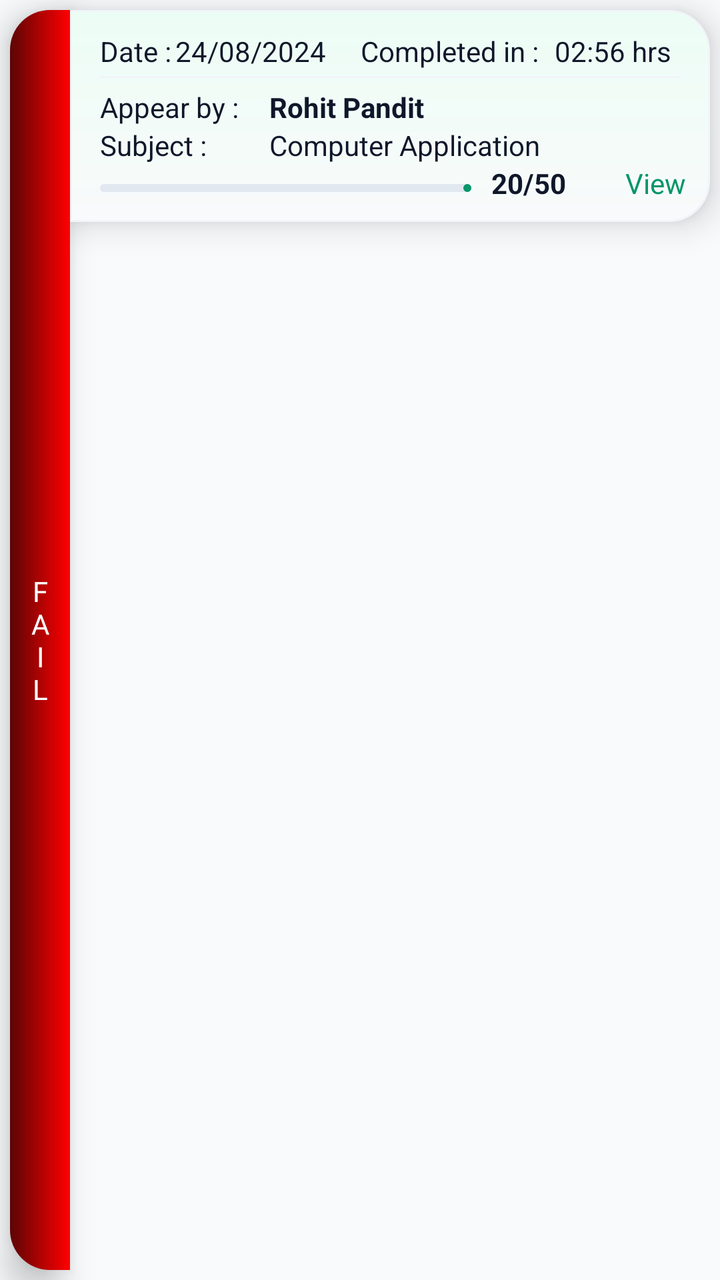
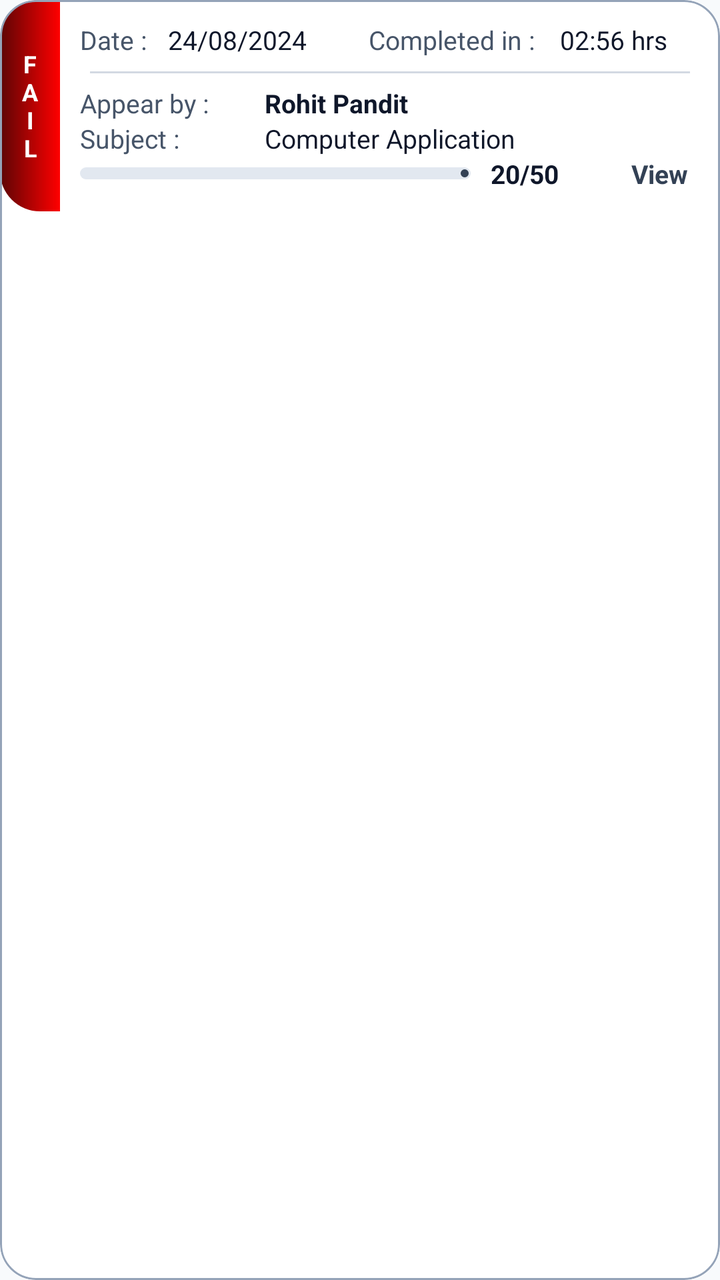

An Android layout rendered at two revisions. The XML below is the earlier revision; the diff shows what the commit changed to produce the second picture.
<!-- AndroidManifest.xml: application theme Theme.TestMaster -->
<!-- res/layout/layout_student_leaderboard.xml -->
<?xml version="1.0" encoding="utf-8"?>
<LinearLayout xmlns:android="http://schemas.android.com/apk/res/android"
    xmlns:tools="http://schemas.android.com/tools"
    android:layout_width="match_parent"
    android:layout_height="wrap_content"
    xmlns:app="http://schemas.android.com/apk/res-auto">
    <LinearLayout
        android:id="@+id/ll_result_status"
        android:layout_width="30dp"
        android:layout_height="match_parent"
        android:layout_marginVertical="5dp"
        android:layout_marginStart="5dp"
        android:elevation="10dp"
        android:background="@drawable/red_left_corner_background">
        <TextView
            android:id="@+id/tv_result_status"
            android:layout_width="match_parent"
            android:layout_height="match_parent"
            android:text="FAIL"
            android:layout_marginHorizontal="10dp"
            android:gravity="center"
            android:textColor="@color/white" />
    </LinearLayout>

    <LinearLayout
        android:layout_width="match_parent"
        android:layout_height="wrap_content"
        android:orientation="vertical"
        android:layout_marginVertical="5dp"
        android:layout_marginEnd="5dp"
        android:elevation="10dp"
        android:background="@drawable/right_corner_gradient"
        android:padding="10dp">
    <LinearLayout
        android:layout_width="match_parent"
        android:layout_height="wrap_content"
        android:weightSum="3.5">
        <TextView
            android:layout_width="0dp"
            android:layout_height="wrap_content"
            android:text="Date : "
            android:paddingStart="5dp"
            android:textSize="14sp"
            android:layout_weight=".5"
            android:textColor="@color/text_primary"/>
        <TextView
            android:id="@+id/attempt_date"
            android:layout_width="0dp"
            android:layout_height="wrap_content"
            android:layout_weight="1"
            android:text="24/08/2024"
            android:textColor="@color/text_primary"/>
        <TextView
            android:layout_width="0dp"
            android:layout_height="wrap_content"
            android:gravity="center"
            android:padding="1dp"
            android:text="Completed in :"
            android:layout_weight="1.2"
            android:textColor="@color/text_primary"/>
        <TextView
            android:id="@+id/completedIn_time"
            android:layout_width="0dp"
            android:layout_height="wrap_content"
            android:padding="1dp"
            android:text="02:56 hrs"
            android:layout_weight=".8"
            android:textColor="@color/text_primary"/>

    </LinearLayout>
    <View
        android:layout_width="match_parent"
        android:layout_height="1dp"
        android:layout_marginTop="2dp"
        android:layout_marginHorizontal="5dp"
        android:background="@color/gray"/>
    <LinearLayout
        android:layout_width="match_parent"
        android:layout_height="wrap_content"
        android:layout_marginTop="5dp"
        android:weightSum="2">
        <TextView
            android:layout_width="0dp"
            android:layout_height="wrap_content"
            android:text="Appear by : "
            android:paddingStart="5dp"
            android:layout_weight=".55"
            android:textColor="@color/text_primary"/>
        <TextView
            android:id="@+id/appear_by"
            android:layout_width="0dp"
            android:layout_height="wrap_content"
            android:layout_marginStart="10dp"
            android:textStyle="bold"
            android:layout_weight="1.45"
            android:text="Rohit Pandit"
            android:textColor="@color/text_primary"/>

    </LinearLayout>
    <LinearLayout
        android:layout_width="match_parent"
        android:layout_height="wrap_content"
        android:weightSum="2">
        <TextView
            android:layout_width="0dp"
            android:layout_height="wrap_content"
            android:text="Subject : "
            android:paddingStart="5dp"
            android:layout_weight=".55"
            android:textColor="@color/text_primary"/>
        <TextView
            android:id="@+id/subject_name"
            android:layout_width="0dp"
            android:layout_height="wrap_content"
            android:layout_marginStart="10dp"
            android:layout_weight="1.45"
            android:text="Computer Application"
            android:textColor="@color/text_primary"/>
    </LinearLayout>
    <LinearLayout
        android:layout_width="match_parent"
        android:layout_height="wrap_content"
        android:weightSum="2.3">

        <com.google.android.material.progressindicator.LinearProgressIndicator
            android:id="@+id/pr_markScored"
            android:layout_width="0dp"
            android:layout_height="wrap_content"
            android:layout_weight="1.5"
            android:layout_marginTop="7dp"
            android:layout_marginStart="5dp"
            android:layout_gravity="bottom"
            android:layout_marginBottom="5dp"
            android:progress="20"
            android:max="50"
            app:indicatorColor="@color/primary"
            app:trackColor="@color/progress_track"/>
        <TextView
            android:id="@+id/tv_exam_mark"
            android:layout_width="0dp"
            android:layout_height="wrap_content"
            android:text="20/50"
            android:layout_marginStart="10dp"
            android:textStyle="bold"
            android:layout_weight=".5"
            android:textColor="@color/text_primary"/>
        <TextView
            android:id="@+id/tv_view_info"
            android:layout_width="0dp"
            android:layout_height="wrap_content"
            android:text="View"
            android:paddingStart="5dp"
            android:layout_weight=".3"
            android:textColor="@color/primary"/>
    </LinearLayout>
</LinearLayout>
</LinearLayout>
<!-- resources referenced by this layout -->
<resources>
  <color name="gray">#F1F5F9</color>
  <color name="primary">#059669</color>
  <color name="progress_track">#E2E8F0</color>
  <color name="text_primary">#0F172A</color>
  <color name="white">#FFFFFFFF</color>
  <!-- drawable red_left_corner_background (drawable) -->
  <?xml version="1.0" encoding="utf-8"?>
  <shape xmlns:android="http://schemas.android.com/apk/res/android"
      android:shape="rectangle">
      <gradient android:startColor="#5C0505"
          android:endColor="#FF0000"/>
      <corners android:bottomLeftRadius="20dp"
          android:topLeftRadius="20dp"/>
  </shape>
  <!-- drawable right_corner_gradient (drawable) -->
  <?xml version="1.0" encoding="utf-8"?>
  <shape xmlns:android="http://schemas.android.com/apk/res/android"
      android:shape="rectangle">
      <gradient
          android:startColor="#ECFDF5"
          android:endColor="#F9FAFB"
          android:angle="270"/>
      <stroke android:width="1dp"
          android:color="@color/gray"/>
      <corners android:topRightRadius="20dp"
          android:bottomRightRadius="20dp"/>
  </shape>
  <style name="Theme.TestMaster" parent="Base.Theme.TestMaster" />
  <style name="Base.Theme.TestMaster" parent="Theme.Material3.DayNight.NoActionBar">
          
          <item name="colorPrimary">@color/primary</item>
          <item name="colorOnPrimary">@color/onPrimary</item>
          <item name="colorPrimaryContainer">@color/primaryContainer</item>
          <item name="colorOnPrimaryContainer">@color/onPrimaryContainer</item>
  
          <item name="colorSecondary">@color/secondary</item>
          <item name="colorOnSecondary">@color/onSecondary</item>
          <item name="colorSecondaryContainer">@color/secondaryContainer</item>
          <item name="colorOnSecondaryContainer">@color/onSecondaryContainer</item>
  
          
          <item name="android:windowBackground">@color/background</item>
          <item name="colorSurface">@color/surface</item>
          <item name="colorOnSurface">@color/onSurface</item>
          <item name="colorSurfaceVariant">@color/surfaceVariant</item>
          <item name="colorOnSurfaceVariant">@color/onSurfaceVariant</item>
          <item name="colorOutline">@color/outline</item>
  
          
          <item name="colorError">@color/error</item>
          <item name="colorOnError">@color/onError</item>
          <item name="colorErrorContainer">@color/errorContainer</item>
          <item name="colorOnErrorContainer">@color/onErrorContainer</item>
  
          
          <item name="android:statusBarColor">@color/surface</item>
          <item name="android:windowLightStatusBar">true</item>
      </style>
  <color name="onPrimary">#FFFFFF</color>
  <color name="primaryContainer">#D1FAE5</color>
  <color name="onPrimaryContainer">#064E3B</color>
  <color name="secondary">#64748B</color>
  <color name="onSecondary">#FFFFFF</color>
  <color name="secondaryContainer">#F1F5F9</color>
  <color name="onSecondaryContainer">#0F172A</color>
  <color name="background">#F8FAFC</color>
  <color name="surface">#FFFFFF</color>
  <color name="onSurface">#0F172A</color>
  <color name="surfaceVariant">#E2E8F0</color>
  <color name="onSurfaceVariant">#475569</color>
  <color name="outline">#94A3B8</color>
  <color name="error">#EF4444</color>
  <color name="onError">#FFFFFF</color>
  <color name="errorContainer">#FEE2E2</color>
  <color name="onErrorContainer">#991B1B</color>
</resources>

<!-- the commit's change to res/layout/layout_student_leaderboard.xml (unified diff, before → after) -->
@@ -1,157 +1,191 @@
 <?xml version="1.0" encoding="utf-8"?>
-<LinearLayout xmlns:android="http://schemas.android.com/apk/res/android"
+<com.google.android.material.card.MaterialCardView xmlns:android="http://schemas.android.com/apk/res/android"
+    xmlns:app="http://schemas.android.com/apk/res-auto"
     xmlns:tools="http://schemas.android.com/tools"
     android:layout_width="match_parent"
     android:layout_height="wrap_content"
-    xmlns:app="http://schemas.android.com/apk/res-auto">
-    <LinearLayout
-        android:id="@+id/ll_result_status"
-        android:layout_width="30dp"
-        android:layout_height="match_parent"
-        android:layout_marginVertical="5dp"
-        android:layout_marginStart="5dp"
-        android:elevation="10dp"
-        android:background="@drawable/red_left_corner_background">
-        <TextView
-            android:id="@+id/tv_result_status"
-            android:layout_width="match_parent"
-            android:layout_height="match_parent"
-            android:text="FAIL"
-            android:layout_marginHorizontal="10dp"
-            android:gravity="center"
-            android:textColor="@color/white" />
-    </LinearLayout>
+    android:layout_marginVertical="6dp"
+    app:cardBackgroundColor="@color/surface"
+    app:cardCornerRadius="18dp"
+    app:cardElevation="0dp"
+    app:strokeColor="@color/outline"
+    app:strokeWidth="1dp">
 
     <LinearLayout
         android:layout_width="match_parent"
-        android:layout_height="wrap_content"
-        android:orientation="vertical"
-        android:layout_marginVertical="5dp"
-        android:layout_marginEnd="5dp"
-        android:elevation="10dp"
-        android:background="@drawable/right_corner_gradient"
-        android:padding="10dp">
-    <LinearLayout
-        android:layout_width="match_parent"
-        android:layout_height="wrap_content"
-        android:weightSum="3.5">
-        <TextView
-            android:layout_width="0dp"
+        android:layout_height="wrap_content">
+
+        
+        <LinearLayout
+            android:id="@+id/ll_result_status"
+            android:layout_width="30dp"
+            android:layout_height="match_parent"
+            android:background="@drawable/red_left_corner_background">
+
+            <TextView
+                android:id="@+id/tv_result_status"
+                android:layout_width="match_parent"
+                android:layout_height="match_parent"
+                android:layout_marginHorizontal="10dp"
+                android:gravity="center"
+                android:text="F\nA\nI\nL"
+                android:textColor="@android:color/white"
+                android:textSize="12sp"
+                android:textStyle="bold" />
+        </LinearLayout>
+
+        
+        <LinearLayout
+            android:layout_width="match_parent"
             android:layout_height="wrap_content"
-            android:text="Date : "
-            android:paddingStart="5dp"
-            android:textSize="14sp"
-            android:layout_weight=".5"
-            android:textColor="@color/text_primary"/>
-        <TextView
-            android:id="@+id/attempt_date"
-            android:layout_width="0dp"
-            android:layout_height="wrap_content"
-            android:layout_weight="1"
-            android:text="24/08/2024"
-            android:textColor="@color/text_primary"/>
-        <TextView
-            android:layout_width="0dp"
-            android:layout_height="wrap_content"
-            android:gravity="center"
-            android:padding="1dp"
-            android:text="Completed in :"
-            android:layout_weight="1.2"
-            android:textColor="@color/text_primary"/>
-        <TextView
-            android:id="@+id/completedIn_time"
-            android:layout_width="0dp"
-            android:layout_height="wrap_content"
-            android:padding="1dp"
-            android:text="02:56 hrs"
-            android:layout_weight=".8"
-            android:textColor="@color/text_primary"/>
+            android:orientation="vertical"
+            android:padding="10dp">
 
+            <LinearLayout
+                android:layout_width="match_parent"
+                android:layout_height="wrap_content"
+                android:weightSum="3.5">
+
+                <TextView
+                    android:layout_width="0dp"
+                    android:layout_height="wrap_content"
+                    android:layout_weight=".5"
+                    android:text="Date : "
+                    android:textColor="@color/onSurfaceVariant"
+                    android:textSize="13sp" />
+
+                <TextView
+                    android:id="@+id/attempt_date"
+                    android:layout_width="0dp"
+                    android:layout_height="wrap_content"
+                    android:layout_weight="1"
+                    android:text="24/08/2024"
+                    android:textColor="@color/onSurface"
+                    android:textSize="13sp" />
+
+                <TextView
+                    android:layout_width="0dp"
+                    android:layout_height="wrap_content"
+                    android:layout_weight="1.2"
+                    android:gravity="center"
+                    android:padding="1dp"
+                    android:text="Completed in :"
+                    android:textColor="@color/onSurfaceVariant"
+                    android:textSize="13sp" />
+
+                <TextView
+                    android:id="@+id/completedIn_time"
+                    android:layout_width="0dp"
+                    android:layout_height="wrap_content"
+                    android:layout_weight=".8"
+                    android:padding="1dp"
+                    android:text="02:56 hrs"
+                    android:textColor="@color/onSurface"
+                    android:textSize="13sp" />
+
+            </LinearLayout>
+
+            <View
+                android:layout_width="match_parent"
+                android:layout_height="1dp"
+                android:layout_marginHorizontal="5dp"
+                android:layout_marginTop="6dp"
+                android:alpha="0.4"
+                android:background="@color/outline" />
+
+            <LinearLayout
+                android:layout_width="match_parent"
+                android:layout_height="wrap_content"
+                android:layout_marginTop="6dp"
+                android:weightSum="2">
+
+                <TextView
+                    android:layout_width="0dp"
+                    android:layout_height="wrap_content"
+                    android:layout_weight=".55"
+                    android:text="Appear by : "
+                    android:textColor="@color/onSurfaceVariant"
+                    android:textSize="13sp" />
+
+                <TextView
+                    android:id="@+id/appear_by"
+                    android:layout_width="0dp"
+                    android:layout_height="wrap_content"
+                    android:layout_marginStart="10dp"
+                    android:layout_weight="1.45"
+                    android:text="Rohit Pandit"
+                    android:textColor="@color/onSurface"
+                    android:textSize="13sp"
+                    android:textStyle="bold" />
+
+            </LinearLayout>
+
+            <LinearLayout
+                android:layout_width="match_parent"
+                android:layout_height="wrap_content"
+                android:weightSum="2">
+
+                <TextView
+                    android:layout_width="0dp"
+                    android:layout_height="wrap_content"
+                    android:layout_weight=".55"
+                    android:text="Subject : "
+                    android:textColor="@color/onSurfaceVariant"
+                    android:textSize="13sp" />
+
+                <TextView
+                    android:id="@+id/subject_name"
+                    android:layout_width="0dp"
+                    android:layout_height="wrap_content"
+                    android:layout_marginStart="10dp"
+                    android:layout_weight="1.45"
+                    android:ellipsize="end"
+                    android:maxLines="1"
+                    android:text="Computer Application"
+                    android:textColor="@color/onSurface"
+                    android:textSize="13sp" />
+            </LinearLayout>
+
+            <LinearLayout
+                android:layout_width="match_parent"
+                android:layout_height="wrap_content"
+                android:gravity="center_vertical"
+                android:weightSum="2.3">
+
+                <com.google.android.material.progressindicator.LinearProgressIndicator
+                    android:id="@+id/pr_markScored"
+                    android:layout_width="0dp"
+                    android:layout_height="wrap_content"
+                    android:layout_weight="1.5"
+                    android:max="50"
+                    android:progress="20"
+                    app:indicatorColor="@color/accent"
+                    app:trackColor="@color/progress_track"
+                    app:trackCornerRadius="4dp"
+                    app:trackThickness="6dp" />
+
+                <TextView
+                    android:id="@+id/tv_exam_mark"
+                    android:layout_width="0dp"
+                    android:layout_height="wrap_content"
+                    android:layout_marginStart="10dp"
+                    android:layout_weight=".5"
+                    android:text="20/50"
+                    android:textColor="@color/onSurface"
+                    android:textSize="13sp"
+                    android:textStyle="bold" />
+
+                <TextView
+                    android:id="@+id/tv_view_info"
+                    android:layout_width="0dp"
+                    android:layout_height="wrap_content"
+                    android:layout_weight=".3"
+                    android:paddingStart="5dp"
+                    android:text="View"
+                    android:textColor="@color/accent"
+                    android:textSize="13sp"
+                    android:textStyle="bold" />
+            </LinearLayout>
+        </LinearLayout>
     </LinearLayout>
-    <View
-        android:layout_width="match_parent"
-        android:layout_height="1dp"
-        android:layout_marginTop="2dp"
-        android:layout_marginHorizontal="5dp"
-        android:background="@color/gray"/>
-    <LinearLayout
-        android:layout_width="match_parent"
-        android:layout_height="wrap_content"
-        android:layout_marginTop="5dp"
-        android:weightSum="2">
-        <TextView
-            android:layout_width="0dp"
-            android:layout_height="wrap_content"
-            android:text="Appear by : "
-            android:paddingStart="5dp"
-            android:layout_weight=".55"
-            android:textColor="@color/text_primary"/>
-        <TextView
-            android:id="@+id/appear_by"
-            android:layout_width="0dp"
-            android:layout_height="wrap_content"
-            android:layout_marginStart="10dp"
-            android:textStyle="bold"
-            android:layout_weight="1.45"
-            android:text="Rohit Pandit"
-            android:textColor="@color/text_primary"/>
-
-    </LinearLayout>
-    <LinearLayout
-        android:layout_width="match_parent"
-        android:layout_height="wrap_content"
-        android:weightSum="2">
-        <TextView
-            android:layout_width="0dp"
-            android:layout_height="wrap_content"
-            android:text="Subject : "
-            android:paddingStart="5dp"
-            android:layout_weight=".55"
-            android:textColor="@color/text_primary"/>
-        <TextView
-            android:id="@+id/subject_name"
-            android:layout_width="0dp"
-            android:layout_height="wrap_content"
-            android:layout_marginStart="10dp"
-            android:layout_weight="1.45"
-            android:text="Computer Application"
-            android:textColor="@color/text_primary"/>
-    </LinearLayout>
-    <LinearLayout
-        android:layout_width="match_parent"
-        android:layout_height="wrap_content"
-        android:weightSum="2.3">
-
-        <com.google.android.material.progressindicator.LinearProgressIndicator
-            android:id="@+id/pr_markScored"
-            android:layout_width="0dp"
-            android:layout_height="wrap_content"
-            android:layout_weight="1.5"
-            android:layout_marginTop="7dp"
-            android:layout_marginStart="5dp"
-            android:layout_gravity="bottom"
-            android:layout_marginBottom="5dp"
-            android:progress="20"
-            android:max="50"
-            app:indicatorColor="@color/primary"
-            app:trackColor="@color/progress_track"/>
-        <TextView
-            android:id="@+id/tv_exam_mark"
-            android:layout_width="0dp"
-            android:layout_height="wrap_content"
-            android:text="20/50"
-            android:layout_marginStart="10dp"
-            android:textStyle="bold"
-            android:layout_weight=".5"
-            android:textColor="@color/text_primary"/>
-        <TextView
-            android:id="@+id/tv_view_info"
-            android:layout_width="0dp"
-            android:layout_height="wrap_content"
-            android:text="View"
-            android:paddingStart="5dp"
-            android:layout_weight=".3"
-            android:textColor="@color/primary"/>
-    </LinearLayout>
-</LinearLayout>
-</LinearLayout>
+</com.google.android.material.card.MaterialCardView>
<!-- resource entries referenced after the edit -->
@@ -1,10 +1,8 @@
 <!-- resources referenced by this layout -->
 <resources>
-  <color name="gray">#F1F5F9</color>
-  <color name="primary">#059669</color>
+  <color name="accent">#334155</color>
+  <color name="primary">#FFFFFF</color>
   <color name="progress_track">#E2E8F0</color>
-  <color name="text_primary">#0F172A</color>
-  <color name="white">#FFFFFFFF</color>
   <!-- drawable red_left_corner_background (drawable) -->
   <?xml version="1.0" encoding="utf-8"?>
   <shape xmlns:android="http://schemas.android.com/apk/res/android"
@@ -13,19 +11,6 @@
           android:endColor="#FF0000"/>
       <corners android:bottomLeftRadius="20dp"
           android:topLeftRadius="20dp"/>
-  </shape>
-  <!-- drawable right_corner_gradient (drawable) -->
-  <?xml version="1.0" encoding="utf-8"?>
-  <shape xmlns:android="http://schemas.android.com/apk/res/android"
-      android:shape="rectangle">
-      <gradient
-          android:startColor="#ECFDF5"
-          android:endColor="#F9FAFB"
-          android:angle="270"/>
-      <stroke android:width="1dp"
-          android:color="@color/gray"/>
-      <corners android:topRightRadius="20dp"
-          android:bottomRightRadius="20dp"/>
   </shape>
   <style name="Theme.TestMaster" parent="Base.Theme.TestMaster" />
   <style name="Base.Theme.TestMaster" parent="Theme.Material3.DayNight.NoActionBar">
@@ -58,12 +43,12 @@
           <item name="android:statusBarColor">@color/surface</item>
           <item name="android:windowLightStatusBar">true</item>
       </style>
-  <color name="onPrimary">#FFFFFF</color>
-  <color name="primaryContainer">#D1FAE5</color>
-  <color name="onPrimaryContainer">#064E3B</color>
+  <color name="onPrimary">#0F172A</color>
+  <color name="primaryContainer">#F1F5F9</color>
+  <color name="onPrimaryContainer">#0F172A</color>
   <color name="secondary">#64748B</color>
   <color name="onSecondary">#FFFFFF</color>
-  <color name="secondaryContainer">#F1F5F9</color>
+  <color name="secondaryContainer">#E2E8F0</color>
   <color name="onSecondaryContainer">#0F172A</color>
   <color name="background">#F8FAFC</color>
   <color name="surface">#FFFFFF</color>
@@ -71,9 +56,9 @@
   <color name="surfaceVariant">#E2E8F0</color>
   <color name="onSurfaceVariant">#475569</color>
   <color name="outline">#94A3B8</color>
-  <color name="error">#EF4444</color>
+  <color name="error">#DC2626</color>
   <color name="onError">#FFFFFF</color>
   <color name="errorContainer">#FEE2E2</color>
-  <color name="onErrorContainer">#991B1B</color>
+  <color name="onErrorContainer">#7F1D1D</color>
 </resources>
 
